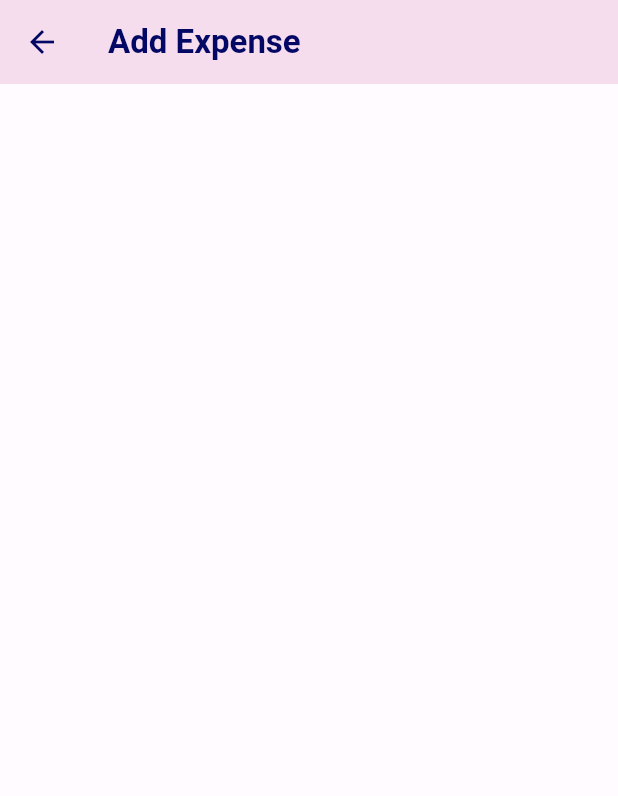
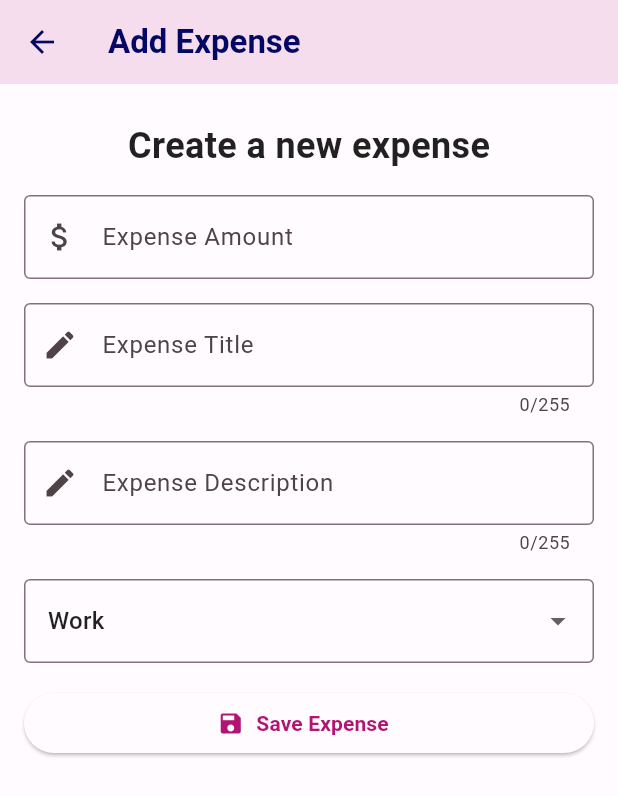
Before and after one commit to martin-alem/Trackit, a Flutter app: the AddExpenseScreen screen opened directly, on a phone screen of 412 x 824 dp. Shown: the top 796 px of the screen. Run offline on Flutter 3.47's test engine with Material 2 defaults, Android fonts, the phone set to English and light mode, and no system bars; our stand-ins replace google_fonts; Roboto replaces fonts that are missing (Oxygen).

Commit message:
complete the design for add expense screen

```diff
--- a/lib/screens/add_expense_screen/add_expense_screen.dart
+++ b/lib/screens/add_expense_screen/add_expense_screen.dart
@@ -1,33 +1,61 @@
 import 'package:flutter/material.dart';
+import 'package:trackit/screens/add_expense_screen/widgets/form_container.dart';
 import 'package:trackit/util/values/dimensions.dart';
+import 'package:trackit/util/values/strings.dart';
 import 'package:trackit/widgets/app_bar_title.dart';
 
-
-class AddExpenseScreen extends StatefulWidget{
+class AddExpenseScreen extends StatelessWidget{
 
   final String title;
   const AddExpenseScreen({super.key, required this.title});
 
   @override
-  State<AddExpenseScreen> createState(){
-    return _AddExpenseScreenState();
-  }
-}
-
-class _AddExpenseScreenState extends State<AddExpenseScreen>{
-
-  @override
   Widget build(BuildContext context){
     return Scaffold(
       appBar: AppBar(
-        title: AppBarTitle(label: widget.title),
+        title: AppBarTitle(label: title),
         elevation: AppDimensions.appBarElevation,
         leading: IconButton(
           onPressed: () => Navigator.pop(context),
           icon: const Icon(Icons.arrow_back),
         ),
       ),
-
+      body: SingleChildScrollView(
+        child: Container(
+          margin: const EdgeInsets.all(AppDimensions.scaffoldMargin),
+          width: double.infinity,
+          child: Column(
+            children:  <Widget>[
+              Container(
+                margin: const EdgeInsets.symmetric(vertical: AppDimensions.defaultVerticalMargin),
+                child: const Text(
+                  "Create a new expense",
+                  textAlign: TextAlign.start,
+                  style: TextStyle(
+                    fontWeight: FontWeight.bold,
+                    fontSize: AppDimensions.defaultHeadingFontSize,
+                  ),
+                ),
+              ),
+              const FormContainer(),
+              Container(
+                margin: const EdgeInsets.symmetric(vertical: AppDimensions.defaultVerticalMargin),
+                width: double.infinity,
+                child: ElevatedButton.icon(
+                  onPressed: (){},
+                  icon: const Icon(Icons.save),
+                  label: const Text(
+                    AppStrings.saveExpenseButtonText,
+                    style: TextStyle(
+                      fontWeight: FontWeight.bold,
+                    ),
+                  ),
+                ),
+              )
+            ],
+          ),
+        ),
+      )
     );
   }
 }
--- /dev/null
+++ b/lib/screens/add_expense_screen/widgets/form_container.dart
@@ -0,0 +1,60 @@
+import 'package:flutter/material.dart';
+import 'package:flutter/services.dart';
+import 'package:trackit/util/values/integers.dart';
+import 'package:trackit/util/values/strings.dart';
+import 'package:trackit/widgets/drop_down_form.dart';
+import 'package:trackit/widgets/input_text_field.dart';
+
+class FormContainer extends StatefulWidget {
+  const FormContainer({super.key});
+
+  @override
+  State<FormContainer> createState() {
+    return _FormContainerState();
+  }
+}
+
+class _FormContainerState extends State<FormContainer> {
+  late GlobalKey<FormState> _formKey;
+
+  @override
+  void initState() {
+    _formKey = GlobalKey<FormState>();
+    super.initState();
+  }
+
+  @override
+  Widget build(BuildContext context) {
+    return Form(
+        key: _formKey,
+        child: Column(
+          children: <Widget>[
+            const InputTextField(
+                hintText: AppStrings.expenseAmountInputTitleHint,
+                labelText: AppStrings.expenseAmountInputLabelText,
+                prefixIcon: Icon(Icons.attach_money),
+                inputType: TextInputType.number),
+            const InputTextField(
+              hintText: AppStrings.expenseFormInputTitleHint,
+              labelText: AppStrings.expenseFormInputLabelText,
+              prefixIcon: Icon(Icons.edit),
+              inputType: TextInputType.text,
+              maxLength: AppIntegers.expenseFormInputMaxLength,
+              maxLengthEnforcement: MaxLengthEnforcement.enforced,
+            ),
+            const InputTextField(
+              hintText: AppStrings.expenseDescriptionInputHint,
+              labelText: AppStrings.expenseDescriptionInputLabelText,
+              prefixIcon: Icon(Icons.edit),
+              inputType: TextInputType.multiline,
+              maxLength: AppIntegers.expenseFormInputMaxLength,
+              maxLengthEnforcement: MaxLengthEnforcement.enforced,
+            ),
+            DropDownFormField(
+              items: AppStrings.expenseCategory,
+              handleOnChange: (String? item) {},
+            )
+          ],
+        ));
+  }
+}
--- a/lib/screens/home_screen/home_screen.dart
+++ b/lib/screens/home_screen/home_screen.dart
@@ -25,6 +25,9 @@ class _HomeScreenState extends State<HomeScreen>{
         title: AppBarTitle(label: widget.title),
         elevation: AppDimensions.appBarElevation,
       ),
+      body: Container(
+        margin: const EdgeInsets.all(AppDimensions.scaffoldMargin),
+      ),
       floatingActionButton: FloatingActionButton(
         onPressed: () { Navigator.push(
             context, MaterialPageRoute(builder: (builder) => const AddExpenseScreen(title: AppStrings.addExpenseScreenTitle))); },
--- a/lib/util/values/dimensions.dart
+++ b/lib/util/values/dimensions.dart
@@ -1,3 +1,8 @@
 class AppDimensions{
   static const double appBarElevation = 10.0;
+  static const double scaffoldMargin = 16;
+  static const double inputTextVerticalMargin = 8;
+  static const double defaultVerticalMargin = 8;
+  static const double defaultHorizontalMargin = 8;
+  static const double defaultHeadingFontSize = 24;
 }
--- /dev/null
+++ b/lib/util/values/integers.dart
@@ -0,0 +1,4 @@
+class AppIntegers{
+
+  static const int expenseFormInputMaxLength = 255;
+}
--- a/lib/util/values/strings.dart
+++ b/lib/util/values/strings.dart
@@ -3,4 +3,12 @@ class AppStrings {
   static const String appTitle = "TrackIt";
   static const String addExpenseScreenTitle = "Add Expense";
   static const String floatingActionTooltip = "Add Expense";
+  static const String expenseFormInputTitleHint = "Enter Expense Title";
+  static const String expenseFormInputLabelText = "Expense Title";
+  static const String expenseAmountInputTitleHint = "Enter Expense Amount";
+  static const String expenseAmountInputLabelText = "Expense Amount";
+  static const String expenseDescriptionInputHint = "Enter Expense Description";
+  static const String expenseDescriptionInputLabelText = "Expense Description";
+  static const String saveExpenseButtonText = "Save Expense";
+  static const List<String> expenseCategory = ["Work", "Food", "Travel", "Medical", "Other"];
 }
--- /dev/null
+++ b/lib/widgets/drop_down_form.dart
@@ -0,0 +1,36 @@
+import 'package:flutter/material.dart';
+
+import '../util/values/dimensions.dart';
+
+class DropDownFormField extends StatefulWidget{
+
+  final List<String> items;
+  final void Function(String? item) handleOnChange;
+  const DropDownFormField({super.key, required this.items, required this.handleOnChange});
+
+  @override
+  State<DropDownFormField>createState(){
+    return _DropDownFormFieldState();
+  }
+}
+
+class _DropDownFormFieldState extends State<DropDownFormField>{
+
+  @override
+  Widget build(BuildContext context){
+    return Container(
+      margin: const EdgeInsets.symmetric(vertical: AppDimensions.inputTextVerticalMargin),
+      child: DropdownButtonFormField(
+        items: widget.items.map((item) {
+          return DropdownMenuItem<String>(value: item, child: Text(item));
+        }).toList(),
+        value: widget.items.first,
+        onChanged: widget.handleOnChange,
+        isExpanded: true,
+        decoration: const InputDecoration(
+          border: OutlineInputBorder()
+        ),
+      ),
+    );
+  }
+}
--- /dev/null
+++ b/lib/widgets/input_text_field.dart
@@ -0,0 +1,62 @@
+import 'package:flutter/material.dart';
+import 'package:flutter/services.dart';
+import 'package:trackit/util/values/dimensions.dart';
+
+class InputTextField extends StatefulWidget {
+  final Icon prefixIcon;
+  final String labelText;
+  final String hintText;
+  final TextInputType inputType;
+  final int? maxLength;
+  final MaxLengthEnforcement? maxLengthEnforcement;
+
+  const InputTextField(
+      {super.key,
+      required this.prefixIcon,
+      required this.labelText,
+      required this.hintText,
+      required this.inputType,
+      this.maxLength,
+      this.maxLengthEnforcement});
+
+  @override
+  State<InputTextField> createState(){
+    return _InputTextField();
+  }
+}
+
+class _InputTextField extends State<InputTextField>{
+
+  late TextEditingController _inputTextController;
+
+  @override
+  void initState() {
+    _inputTextController = TextEditingController();
+    super.initState();
+  }
+
+  @override
+  void dispose() {
+    super.dispose();
+  }
+
+  @override
+  Widget build(BuildContext context){
+    return Container(
+      margin: const EdgeInsets.symmetric(vertical: AppDimensions.inputTextVerticalMargin),
+      child: TextFormField(
+        controller: _inputTextController,
+        decoration: InputDecoration(
+          border: const OutlineInputBorder(),
+          hintText: widget.hintText,
+          labelText: widget.labelText,
+          prefixIcon: widget.prefixIcon,
+        ),
+        maxLines: null,
+        keyboardType: widget.inputType,
+        maxLength: widget.maxLength,
+        maxLengthEnforcement: widget.maxLengthEnforcement,
+      ),
+    );
+  }
+}
```
